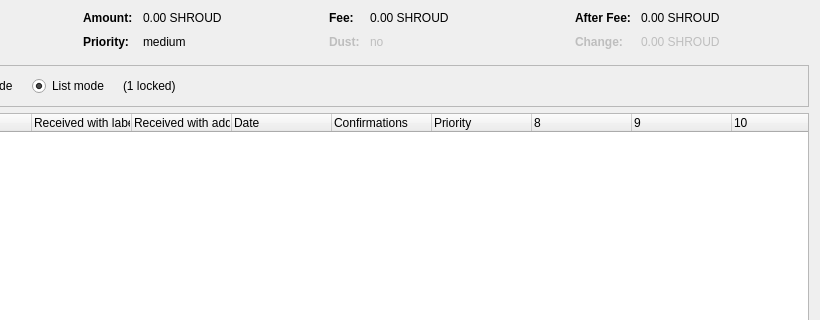
Old version of the form src/qt/forms/coincontroldialog.ui in the repository ShroudProtocol/ShroudX; both pictures show x 180 to 1000 and y 0 to 320 of the 1000 by 500 pixel window.
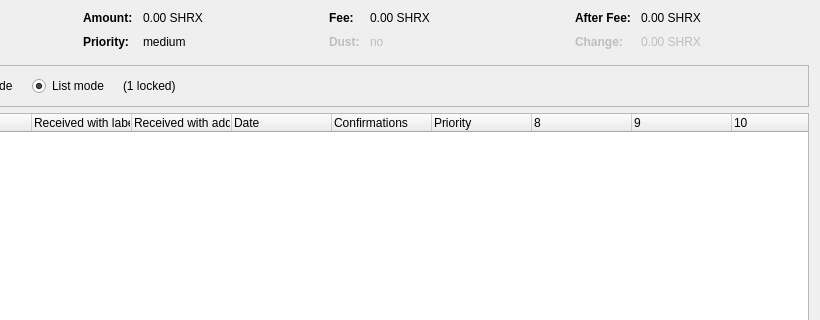
New version of the form. Custom widgets are drawn as their Qt base class.

Patch:
```diff
--- a/src/qt/forms/coincontroldialog.ui
+++ b/src/qt/forms/coincontroldialog.ui
@@ -132,7 +132,7 @@
           <enum>Qt::ActionsContextMenu</enum>
          </property>
          <property name="text">
-          <string notr="true">0.00 SHROUD</string>
+          <string notr="true">0.00 SHRX</string>
          </property>
          <property name="textInteractionFlags">
           <set>Qt::LinksAccessibleByMouse|Qt::TextSelectableByKeyboard|Qt::TextSelectableByMouse</set>
@@ -206,7 +206,7 @@
           <enum>Qt::ActionsContextMenu</enum>
          </property>
          <property name="text">
-          <string notr="true">0.00 SHROUD</string>
+          <string notr="true">0.00 SHRX</string>
          </property>
          <property name="textInteractionFlags">
           <set>Qt::LinksAccessibleByMouse|Qt::TextSelectableByKeyboard|Qt::TextSelectableByMouse</set>
@@ -286,7 +286,7 @@
           <enum>Qt::ActionsContextMenu</enum>
          </property>
          <property name="text">
-          <string notr="true">0.00 SHROUD</string>
+          <string notr="true">0.00 SHRX</string>
          </property>
          <property name="textInteractionFlags">
           <set>Qt::LinksAccessibleByMouse|Qt::TextSelectableByKeyboard|Qt::TextSelectableByMouse</set>
@@ -321,7 +321,7 @@
           <enum>Qt::ActionsContextMenu</enum>
          </property>
          <property name="text">
-          <string notr="true">0.00 SHROUD</string>
+          <string notr="true">0.00 SHRX</string>
          </property>
          <property name="textInteractionFlags">
           <set>Qt::LinksAccessibleByMouse|Qt::TextSelectableByKeyboard|Qt::TextSelectableByMouse</set>
```
